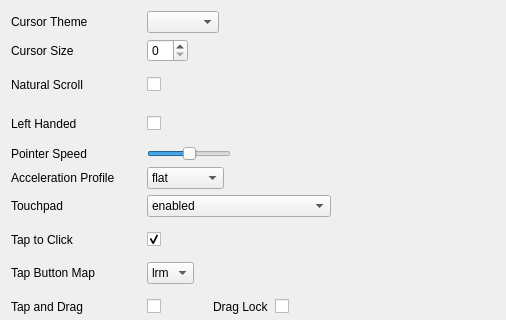
Old version of the form src/mouse.ui in the repository labwc/labwc-tweaks; both pictures show x 0 to 506 and y 0 to 320 of the 506 by 653 pixel window.
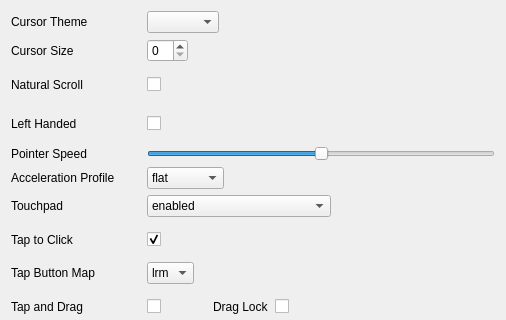
New version of the form.

Commit message: Full width for slider

The edit to the form file:
```diff
--- a/src/mouse.ui
+++ b/src/mouse.ui
@@ -72,7 +72,7 @@
      </property>
     </widget>
    </item>
-   <item row="4" column="1" colspan="4" alignment="Qt::AlignmentFlag::AlignLeft">
+   <item row="4" column="1" colspan="4">
     <widget class="QSlider" name="pointerSpeed">
      <property name="minimum">
       <number>-10</number>
```
